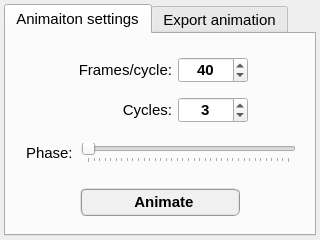
Above: pulse/interface/ui_files/plot/animation/animation_widget.ui from open-pulse/OpenPulse before the change. Below: the same form after it.
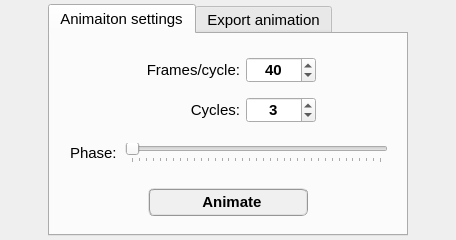
That is the form after the change. Icons and pictures are not drawn.

```diff
--- a/pulse/interface/ui_files/plot/animation/animation_widget.ui
+++ b/pulse/interface/ui_files/plot/animation/animation_widget.ui
@@ -6,7 +6,7 @@
    <rect>
     <x>0</x>
     <y>0</y>
-    <width>320</width>
+    <width>456</width>
     <height>240</height>
    </rect>
   </property>
@@ -18,7 +18,7 @@
   </property>
   <property name="maximumSize">
    <size>
-    <width>16777215</width>
+    <width>600</width>
     <height>240</height>
    </size>
   </property>
@@ -51,7 +51,7 @@
      </property>
      <property name="maximumSize">
       <size>
-       <width>500</width>
+       <width>360</width>
        <height>300</height>
       </size>
      </property>
```
